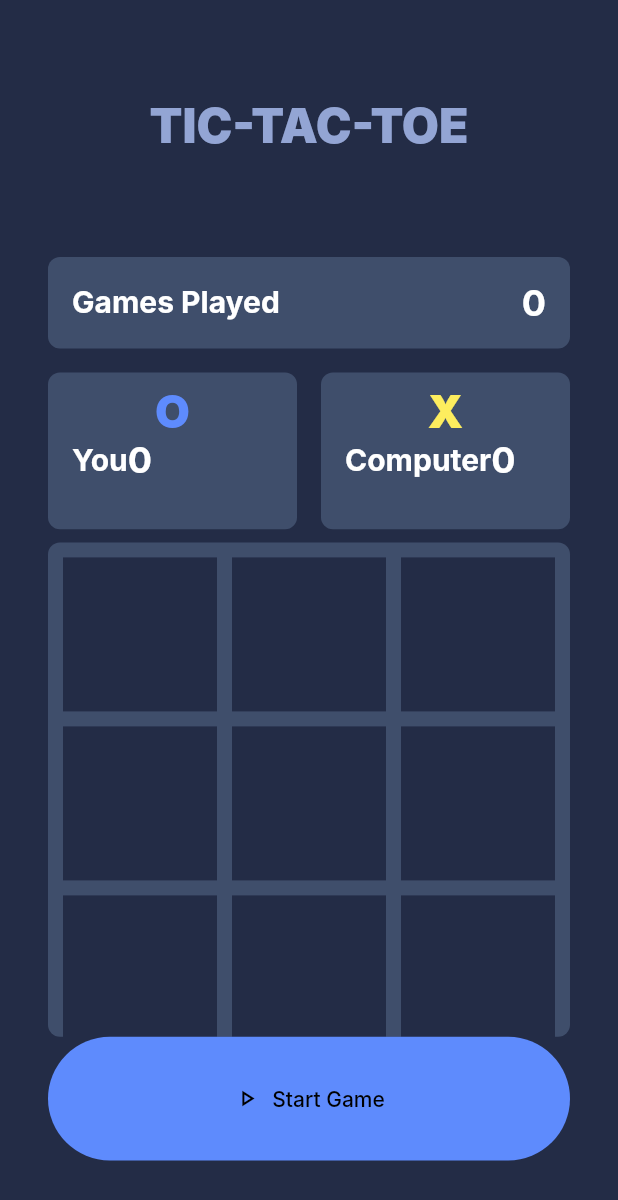
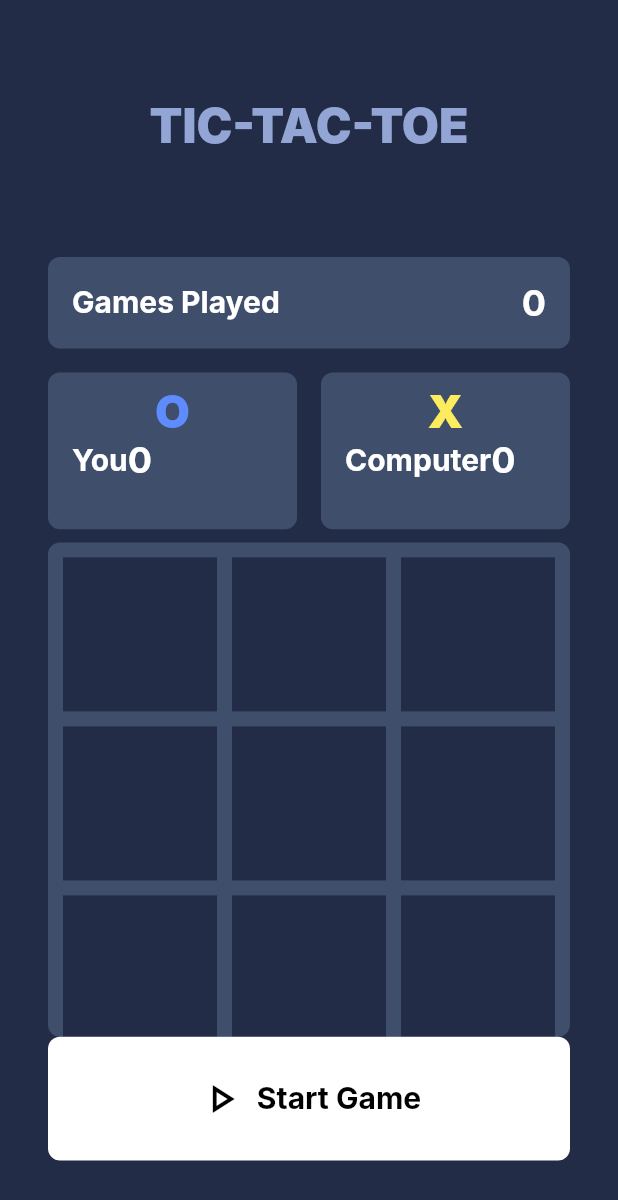
Before and after one commit to BotsheloRamela/Flutter-Tic-Tac-Toe-Assignment, a Flutter app: the screen it shows after launch, on a phone screen of 412 x 824 dp. Shown: the top 1200 px of the screen. Run offline on Flutter 3.47's test engine with Material 3 defaults, Android fonts, the phone set to English and light mode, and no system bars; our stand-ins replace bloc, equatable, flutter_bloc, get_it; Roboto replaces fonts that are missing (Inter).

Commit message:
CHORE(ui): Update `ActionButton` design

```diff
--- a/lib/game/widgets/action_button.dart
+++ b/lib/game/widgets/action_button.dart
@@ -28,6 +28,11 @@ class ActionButton extends StatelessWidget {
   @override
   Widget build(BuildContext context) {
     final gameBloc = context.read<GameBloc>();
+
+    final theme = Theme.of(context);
+    final textTheme = theme.textTheme;
+    final colorScheme = theme.colorScheme;
+
     return FilledButton(
       onPressed: () {
         switch (status) {
@@ -41,12 +46,21 @@ class ActionButton extends StatelessWidget {
           default:
         }
       },
+      style: ButtonStyle(
+        backgroundColor: WidgetStateProperty.all(colorScheme.inversePrimary),
+        padding: WidgetStateProperty.all(const EdgeInsets.symmetric(horizontal: 16, vertical: 8)),
+        shape: WidgetStateProperty.all(RoundedRectangleBorder(borderRadius: BorderRadius.circular(8))),
+      ),
       child: Row(
         mainAxisAlignment: MainAxisAlignment.center,
+        crossAxisAlignment: CrossAxisAlignment.center,
         children: [
-          Icon(status.icon),
+          Icon(status.icon, size: 32),
           const SizedBox(width: 8),
-          Text(status.label),
+          Text(
+            status.label,
+            style: textTheme.bodyMedium?.copyWith(color: colorScheme.surfaceContainerLowest),
+          ),
         ],
       ),
     );
```
